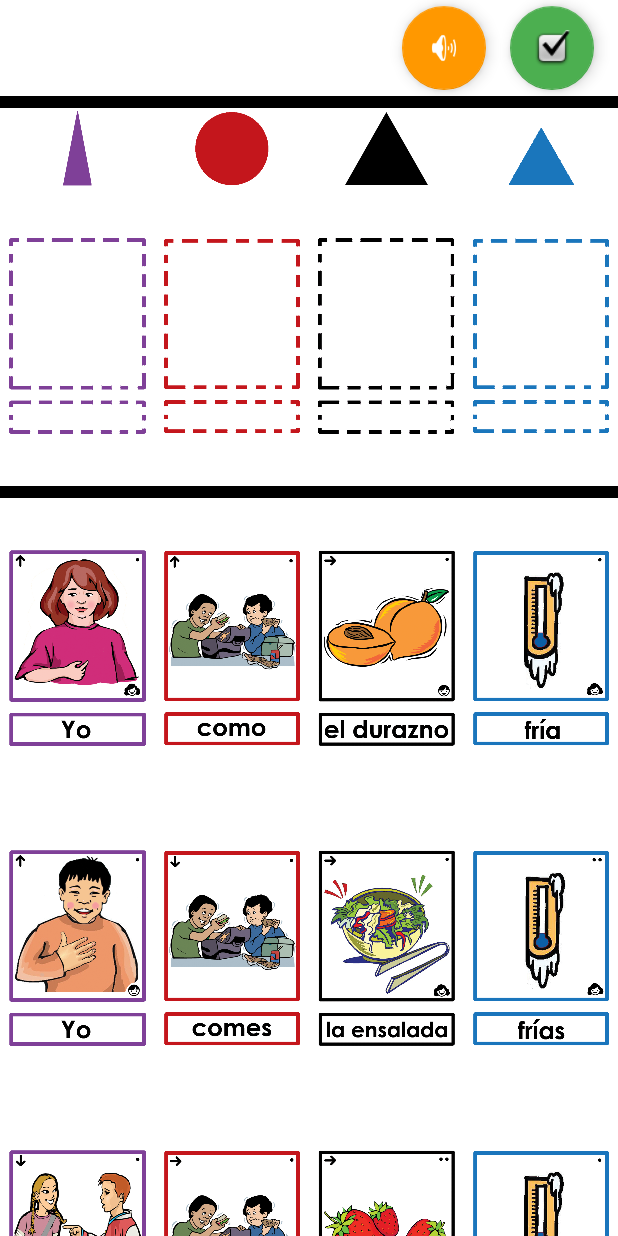
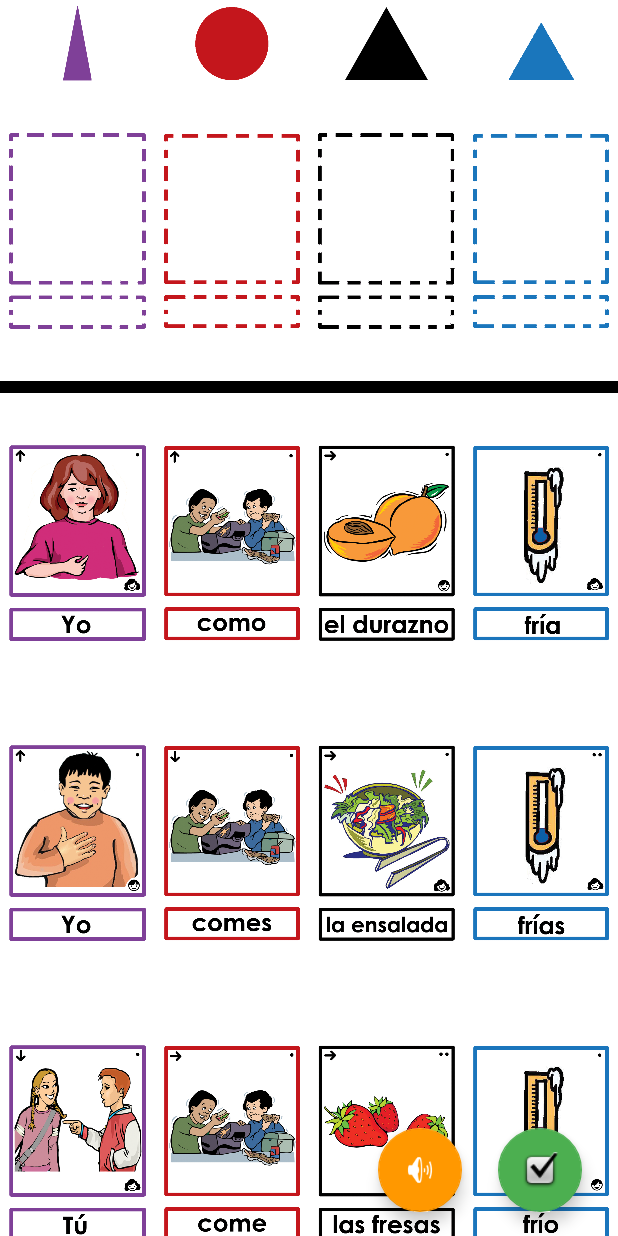
Before and after one commit to MarcoCosta55/MSGrammarPrototypeSingleActivity, an Android app: the screen it shows after launch (MainActivity), on a phone screen of 412 x 824 dp. Run offline under Robolectric (Android 15) with nearby library versions, the phone set to English and light mode, and no system bars.

Commit message:
Fixed FAB positions and RecyclerView bottom padding.

```diff
--- a/app/src/main/java/net/marco/msgrammarprototypesingleactivity/CheckGrammar.kt
+++ b/app/src/main/java/net/marco/msgrammarprototypesingleactivity/CardChecker.kt
@@ -4,7 +4,7 @@ import android.content.Context
 import android.media.MediaPlayer
 import android.widget.Toast
 
-class CheckGrammar(private val context: Context) {
+class CardChecker(private val context: Context) {
 
     private val SYMBOL_PRONOUN_RESET = "PPP"
     private val SYMBOL_VERB_RESET = "VV"
@@ -86,15 +86,15 @@ class CheckGrammar(private val context: Context) {
     fun playSentence(){
         if(isSentenceCorrect){
             var mp1 = MediaPlayer.create(context, sentenceAudio[0])
+            var mp2 = MediaPlayer.create(context, sentenceAudio[1])
+            var mp3 = MediaPlayer.create(context, sentenceAudio[2])
+            var mp4 = MediaPlayer.create(context, sentenceAudio[3])
             mp1.start()
             mp1.setOnCompletionListener{
-                var mp2 = MediaPlayer.create(context, sentenceAudio[1])
                 mp2.start()
                 mp2.setOnCompletionListener {
-                    var mp3 = MediaPlayer.create(context, sentenceAudio[2])
                     mp3.start()
                     mp3.setOnCompletionListener {
-                        var mp4 = MediaPlayer.create(context, sentenceAudio[3])
                         mp4.start()
                     }
                 }
--- a/app/src/main/java/net/marco/msgrammarprototypesingleactivity/MainActivity.kt
+++ b/app/src/main/java/net/marco/msgrammarprototypesingleactivity/MainActivity.kt
@@ -33,7 +33,7 @@ class MainActivity : AppCompatActivity(), CardClick {
     private lateinit var noun: ImageView
     private lateinit var adjective: ImageView
 
-    private var checkWork = CheckGrammar(this)
+    private var checkWork = CardChecker(this)
 
     override fun onCreate(savedInstanceState: Bundle?) {
 
--- a/app/src/main/res/layout/activity_main.xml
+++ b/app/src/main/res/layout/activity_main.xml
@@ -50,50 +50,52 @@
         android:id="@+id/imageViewPronounSymbol"
         android:layout_width="0dp"
         android:layout_height="50dp"
-        android:layout_marginTop="2dp"
+        android:layout_marginTop="4dp"
         app:layout_constraintBottom_toTopOf="@+id/imageViewPronoun"
         app:layout_constraintEnd_toStartOf="@+id/imageViewVerbSymbol"
         app:layout_constraintStart_toStartOf="parent"
-        app:layout_constraintTop_toBottomOf="@+id/divider"
+        app:layout_constraintTop_toTopOf="parent"
         app:srcCompat="@drawable/symbol_pronoun" />
 
     <ImageView
         android:id="@+id/imageViewVerbSymbol"
         android:layout_width="0dp"
         android:layout_height="50dp"
-        android:layout_marginTop="2dp"
+        android:layout_marginTop="4dp"
         app:layout_constraintBottom_toTopOf="@+id/imageViewVerb"
         app:layout_constraintEnd_toStartOf="@+id/imageViewNounSymbol"
         app:layout_constraintStart_toEndOf="@+id/imageViewPronounSymbol"
-        app:layout_constraintTop_toBottomOf="@+id/divider"
+        app:layout_constraintTop_toTopOf="parent"
         app:srcCompat="@drawable/symbol_verb" />
 
     <ImageView
         android:id="@+id/imageViewNounSymbol"
         android:layout_width="0dp"
         android:layout_height="50dp"
-        android:layout_marginTop="2dp"
+        android:layout_marginTop="4dp"
         app:layout_constraintBottom_toTopOf="@+id/imageViewNoun"
         app:layout_constraintEnd_toStartOf="@+id/imageViewAdjectiveSymbol"
         app:layout_constraintStart_toEndOf="@+id/imageViewVerbSymbol"
-        app:layout_constraintTop_toBottomOf="@+id/divider"
+        app:layout_constraintTop_toTopOf="parent"
         app:srcCompat="@drawable/symbol_noun" />
 
     <ImageView
         android:id="@+id/imageViewAdjectiveSymbol"
         android:layout_width="0dp"
         android:layout_height="50dp"
-        android:layout_marginTop="2dp"
+        android:layout_marginTop="4dp"
         app:layout_constraintBottom_toTopOf="@+id/imageViewAdjective"
         app:layout_constraintEnd_toEndOf="parent"
         app:layout_constraintStart_toEndOf="@+id/imageViewNounSymbol"
-        app:layout_constraintTop_toBottomOf="@+id/divider"
+        app:layout_constraintTop_toTopOf="parent"
         app:srcCompat="@drawable/symbol_adjective" />
 
     <androidx.recyclerview.widget.RecyclerView
         android:id="@+id/recyclerViewPronoun"
         android:layout_width="0dp"
         android:layout_height="0dp"
+        android:paddingBottom="100dp"
+        android:clipToPadding="false"
         android:scrollbars="none"
         app:layout_constraintBottom_toBottomOf="parent"
         app:layout_constraintEnd_toStartOf="@+id/recyclerViewVerb"
@@ -104,6 +106,8 @@
         android:id="@+id/recyclerViewVerb"
         android:layout_width="0dp"
         android:layout_height="0dp"
+        android:paddingBottom="100dp"
+        android:clipToPadding="false"
         android:scrollbars="none"
         app:layout_constraintBottom_toBottomOf="parent"
         app:layout_constraintEnd_toStartOf="@+id/recyclerViewNoun"
@@ -114,6 +118,8 @@
         android:id="@+id/recyclerViewNoun"
         android:layout_width="0dp"
         android:layout_height="0dp"
+        android:paddingBottom="100dp"
+        android:clipToPadding="false"
         android:scrollbars="none"
         app:layout_constraintBottom_toBottomOf="parent"
         app:layout_constraintEnd_toStartOf="@+id/recyclerViewAdjective"
@@ -124,6 +130,8 @@
         android:id="@+id/recyclerViewAdjective"
         android:layout_width="0dp"
         android:layout_height="0dp"
+        android:paddingBottom="100dp"
+        android:clipToPadding="false"
         android:scrollbars="none"
         app:layout_constraintBottom_toBottomOf="parent"
         app:layout_constraintEnd_toEndOf="parent"
@@ -134,41 +142,27 @@
         android:id="@+id/checkWorkButton"
         android:layout_width="wrap_content"
         android:layout_height="wrap_content"
-        android:layout_marginTop="4dp"
-        android:layout_marginEnd="16dp"
-        android:layout_marginBottom="4dp"
+        android:layout_marginEnd="24dp"
+        android:layout_marginBottom="16dp"
         android:clickable="true"
         app:backgroundTint="#4CAF50"
-        app:fabSize="auto"
-        app:layout_constraintBottom_toTopOf="@+id/divider"
+        app:fabSize="normal"
+        app:layout_constraintBottom_toBottomOf="parent"
         app:layout_constraintEnd_toEndOf="parent"
-        app:layout_constraintTop_toTopOf="parent"
         app:srcCompat="@android:drawable/checkbox_on_background" />
 
     <com.google.android.material.floatingactionbutton.FloatingActionButton
         android:id="@+id/readButton"
         android:layout_width="wrap_content"
         android:layout_height="wrap_content"
-        android:layout_marginTop="4dp"
-        android:layout_marginEnd="16dp"
-        android:layout_marginBottom="4dp"
+        android:layout_marginEnd="24dp"
+        android:layout_marginBottom="16dp"
         android:clickable="true"
         app:backgroundTint="#FF9800"
-        app:layout_constraintBottom_toTopOf="@+id/divider"
+        app:fabSize="normal"
+        app:layout_constraintBottom_toBottomOf="parent"
         app:layout_constraintEnd_toStartOf="@+id/checkWorkButton"
-        app:layout_constraintTop_toTopOf="parent"
         app:srcCompat="@android:drawable/ic_lock_silent_mode_off" />
-
-    <View
-        android:id="@+id/divider"
-        android:layout_width="0dp"
-        android:layout_height="8dp"
-        android:background="#000000"
-        android:visibility="visible"
-        app:layout_constraintBottom_toTopOf="@+id/imageViewPronounSymbol"
-        app:layout_constraintEnd_toEndOf="parent"
-        app:layout_constraintStart_toStartOf="parent"
-        app:layout_constraintTop_toBottomOf="@+id/checkWorkButton" />
 
     <View
         android:id="@+id/divider2"
```
